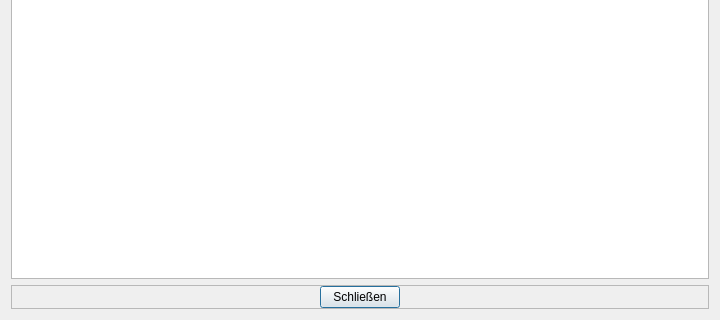
Above: helpwindow.ui from hel800/picture-show2 before the change; both pictures show x 0 to 720 and y 277 to 597 of the 720 by 597 pixel window. Below: the same form after it.
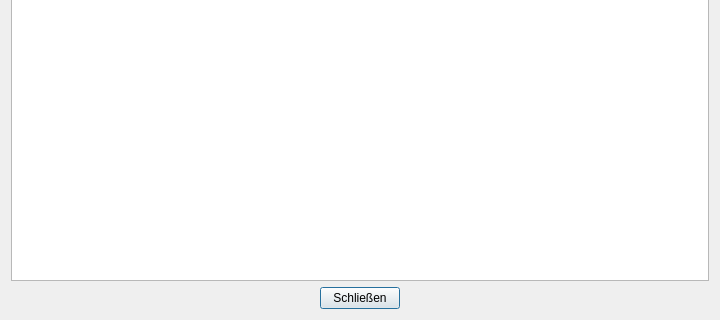
That is the form after the change.

The edit to the form file:
```diff
--- a/helpwindow.ui
+++ b/helpwindow.ui
@@ -20,7 +20,7 @@
    <item>
     <widget class="QFrame" name="frame_2">
      <property name="frameShape">
-      <enum>QFrame::StyledPanel</enum>
+      <enum>QFrame::NoFrame</enum>
      </property>
      <property name="frameShadow">
       <enum>QFrame::Raised</enum>
```
